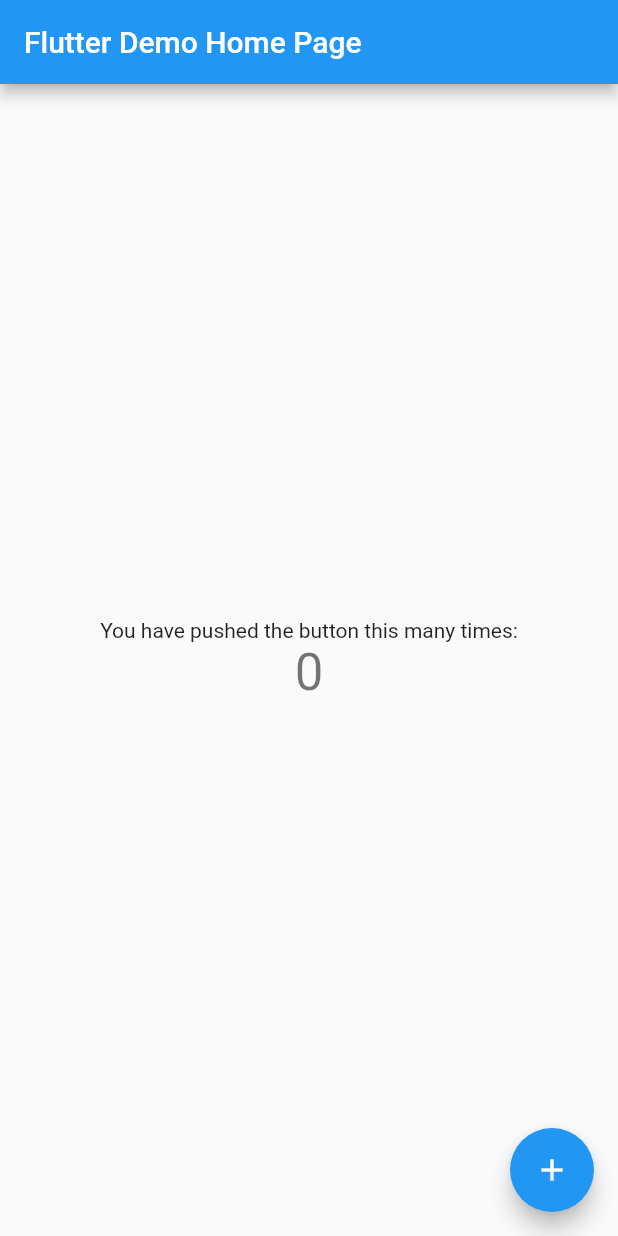
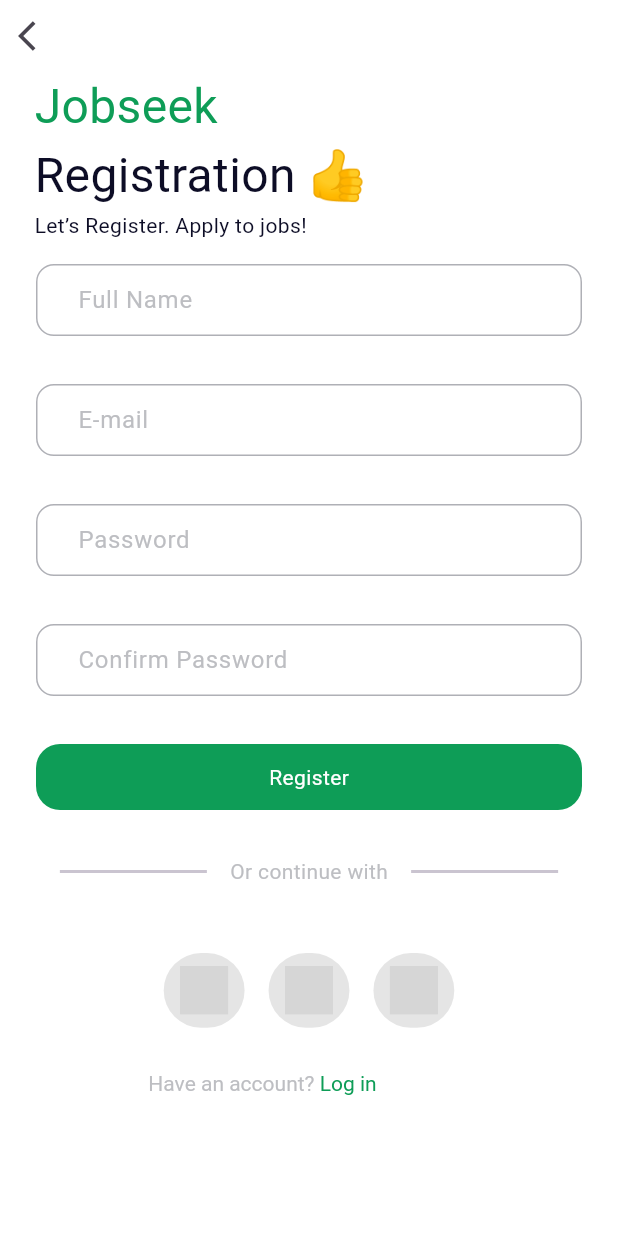
Before and after one commit to Oybekjon2090/OneWork, a Flutter app: the screen it shows after launch, on a phone screen of 412 x 824 dp. Run offline on Flutter 3.47's test engine with Material 2 defaults, Android fonts, the phone set to English and light mode, and no system bars; our stand-ins replace flutter_screenutil, icons_plus; grey boxes are pictures that could not be loaded.

Commit message:
login pages

```diff
--- /dev/null
+++ b/lib/Component/custom_textfromfiled.dart
@@ -0,0 +1,58 @@
+import 'package:flutter/material.dart';
+
+class CustomTextFrom extends StatelessWidget {
+
+  final String hintext;
+  final Widget? suffixicon;
+  final Icon? perfixicon;
+
+  final TextInputType keyboardType;
+
+  final String? label;
+
+  final ValueChanged<String>? onChange;
+
+  const CustomTextFrom(
+      {Key? key,
+
+      required this.hintext,
+      this.keyboardType = TextInputType.text,
+      this.suffixicon,
+      this.label,
+      this.onChange,
+      this.perfixicon})
+      : super(key: key);
+
+  @override
+  Widget build(BuildContext context) {
+    return TextFormField(
+      validator: (value) {
+        return '';
+      },
+
+      keyboardType: keyboardType,
+      decoration: InputDecoration(
+        label: Text('$label'),
+        labelStyle: TextStyle(color: Color(0xffBDBEC2)),
+        hintText: hintext,
+        contentPadding:
+            const EdgeInsets.only(left: 24, right: 80, top: 12, bottom: 12),
+        errorBorder: OutlineInputBorder(
+          borderSide: BorderSide(color: Colors.white, width: 0.0),
+        ),
+        focusedErrorBorder: new OutlineInputBorder(
+          borderSide: new BorderSide(color: Colors.blue, width: 0.0),
+        ),
+        border: const OutlineInputBorder(
+            borderSide: BorderSide(color: Color(0xffAFB0B6)),
+            borderRadius: BorderRadius.all(Radius.circular(12))),
+        enabledBorder: const OutlineInputBorder(
+            borderSide: BorderSide(color: Color(0xffAFB0B6)),
+            borderRadius: BorderRadius.all(Radius.circular(12))),
+        focusedBorder: const OutlineInputBorder(
+            borderSide: BorderSide(color: Color(0xffAFB0B6)),
+            borderRadius: BorderRadius.all(Radius.circular(12))),
+      ),
+    );
+  }
+}
--- /dev/null
+++ b/lib/Pages/login_pages/Register_1.dart
@@ -0,0 +1,194 @@
+import 'package:flutter/material.dart';
+import 'package:flutter_screenutil/flutter_screenutil.dart';
+import 'package:icons_plus/icons_plus.dart';
+import 'package:one_work/Pages/login_pages/login_page.dart';
+
+import '../../Component/custom_textfromfiled.dart';
+
+class RegisterPage extends StatefulWidget {
+  const RegisterPage({super.key});
+
+  @override
+  State<RegisterPage> createState() => _RegisterPageState();
+}
+
+class _RegisterPageState extends State<RegisterPage> {
+  TextEditingController textEditingController = TextEditingController();
+
+  @override
+  Widget build(BuildContext context) {
+    return Scaffold(
+      backgroundColor: Colors.white,
+      body: ListView(
+        children: [
+          Column(
+            mainAxisAlignment: MainAxisAlignment.start,
+            crossAxisAlignment: CrossAxisAlignment.start,
+            children: [
+              IconButton(
+                onPressed: () {},
+                icon: Icon(Icons.arrow_back_ios),
+              ),
+
+              Padding(
+                padding: const EdgeInsets.only(left: 23),
+                child: Text(
+                  'Jobseek',
+                  style: TextStyle(color: Color(0xff0E9D57), fontSize: 32),
+                ),
+              ),
+              Padding(
+                padding: const EdgeInsets.only(left: 23),
+                child: Text(
+                  'Registration 👍',
+                  style: TextStyle(color: Color(0xff0D0D26), fontSize: 32),
+                ),
+              ),
+              Padding(
+                padding: const EdgeInsets.only(left: 23),
+                child: Text(
+                  'Let’s Register. Apply to jobs!',
+                  style: TextStyle(color: Color(0xff0D0D26)),
+                ),
+              ),
+              // ignore: prefer_const_constructors
+              Padding(
+                padding:
+                    const EdgeInsets.symmetric(horizontal: 24, vertical: 16),
+                child: CustomTextFrom(
+                  hintext: '',
+                  label: 'Full Name',
+                ),
+              ),
+              Padding(
+                padding:
+                    const EdgeInsets.symmetric(horizontal: 24, vertical: 16),
+                child: CustomTextFrom(
+                  hintext: '',
+                  label: 'E-mail',
+                ),
+              ),
+              Padding(
+                padding:
+                    const EdgeInsets.symmetric(horizontal: 24, vertical: 16),
+                child: CustomTextFrom(
+                  hintext: '',
+                  label: 'Password',
+                ),
+              ),
+              Padding(
+                padding:
+                    const EdgeInsets.symmetric(horizontal: 24, vertical: 16),
+                child: CustomTextFrom(
+                  hintext: '',
+                  label: 'Confirm Password',
+                ),
+              ),
+              Padding(
+                padding:
+                    const EdgeInsets.symmetric(horizontal: 24, vertical: 16),
+                child: Container(
+                  padding: EdgeInsets.all(12),
+                  decoration: BoxDecoration(
+                      color: Color(0xff0E9D57),
+                      borderRadius: BorderRadius.circular(16)),
+                  child: Center(child: Text('Register',style: TextStyle(color: Colors.white),)),
+                ),
+              ),
+              Row(
+                mainAxisAlignment: MainAxisAlignment.center,
+                children: [
+                  SizedBox(
+                      width: 98,
+                      child: Divider(
+                        thickness: 2,
+                        height: 50,
+                      )),
+                  16.horizontalSpace,
+                  Text(
+                    'Or continue with',
+                    style: TextStyle(color: Color(0xffBDBEC2)),
+                  ),
+                  16.horizontalSpace,
+                  SizedBox(
+                      width: 98,
+                      child: Divider(
+                        thickness: 2,
+                        height: 50,
+                      )),
+                ],
+              ),
+              24.verticalSpace,
+
+              Row(
+                mainAxisAlignment: MainAxisAlignment.center,
+                children: [
+                  Padding(
+                    padding: const EdgeInsets.all(8.0),
+                    child: Container(
+                      width: 56.w,
+                      height: 56.h,
+                      decoration: BoxDecoration(
+                          color: Color(0xff000000).withOpacity(0.1),
+                          borderRadius: BorderRadius.circular(100)),
+                      child: Center(child: Logo(Logos.apple)),
+                    ),
+                  ),
+                  Padding(
+                    padding: const EdgeInsets.all(8.0),
+                    child: Container(
+                      width: 56.w,
+                      height: 56.h,
+                      decoration: BoxDecoration(
+                          color: Color(0xff000000).withOpacity(0.1),
+                          borderRadius: BorderRadius.circular(100)),
+                      child: Center(child: Logo(Logos.google)),
+                    ),
+                  ),
+                  Padding(
+                    padding: const EdgeInsets.all(8.0),
+                    child: Container(
+                      width: 56.w,
+                      height: 56.h,
+                      decoration: BoxDecoration(
+                          color: Color(0xff000000).withOpacity(0.1),
+                          borderRadius: BorderRadius.circular(100)),
+                      child: Center(child: Logo(Logos.facebook_logo)),
+                    ),
+                  ),
+                ],
+              ),
+              24.verticalSpace,
+              InkWell(
+                 onTap: () {
+                    Navigator.of(context)
+                        .push(MaterialPageRoute(builder: (_) => LoginPage()));
+                  },
+                child: SizedBox(
+                  width: 350,
+                  height: 20,
+                  child: Column(
+                    crossAxisAlignment: CrossAxisAlignment.center,
+                    children: [
+                      RichText(
+                        text: TextSpan(
+                          text: 'Have an account? ',
+                          style: TextStyle(color: Color(0xffBDBEC2)),
+                          children: const <TextSpan>[
+                            TextSpan(
+                                text: 'Log in',
+                                style: TextStyle(color: Color(0xff0E9D57))),
+                          ],
+                        ),
+                      ),
+                    ],
+                  ),
+                ),
+              )
+            ],
+          ),
+        ],
+      ),
+    );
+  }
+}
--- a/lib/main.dart
+++ b/lib/main.dart
@@ -1,4 +1,7 @@
 import 'package:flutter/material.dart';
+import 'package:flutter_screenutil/flutter_screenutil.dart';
+
+import 'Pages/login_pages/Register_1.dart';
 
 void main() {
   runApp(const MyApp());
@@ -10,106 +13,18 @@ class MyApp extends StatelessWidget {
   // This widget is the root of your application.
   @override
   Widget build(BuildContext context) {
-    return MaterialApp(
-      title: 'Flutter Demo',
-      theme: ThemeData(
-        // This is the theme of your application.
-        //
-        // Try running your application with "flutter run". You'll see the
-        // application has a blue toolbar. Then, without quitting the app, try
-        // changing the primarySwatch below to Colors.green and then invoke
-        // "hot reload" (press "r" in the console where you ran "flutter run",
-        // or simply save your changes to "hot reload" in a Flutter IDE).
-        // Notice that the counter didn't reset back to zero; the application
-        // is not restarted.
-        primarySwatch: Colors.blue,
-      ),
-      home: const MyHomePage(title: 'Flutter Demo Home Page'),
-    );
+    return ScreenUtilInit(
+        designSize: const Size(428, 926),
+        minTextAdapt: true,
+        splitScreenMode: true,
+        builder: (context, child) {
+          return MaterialApp(
+            debugShowCheckedModeBanner: false,
+            theme: ThemeData(
+              useMaterial3: true,
+            ),
+            home: const RegisterPage(),
+          );
+        });
   }
 }
-
-class MyHomePage extends StatefulWidget {
-  const MyHomePage({super.key, required this.title});
-
-  // This widget is the home page of your application. It is stateful, meaning
-  // that it has a State object (defined below) that contains fields that affect
-  // how it looks.
-
-  // This class is the configuration for the state. It holds the values (in this
-  // case the title) provided by the parent (in this case the App widget) and
-  // used by the build method of the State. Fields in a Widget subclass are
-  // always marked "final".
-
-  final String title;
-
-  @override
-  State<MyHomePage> createState() => _MyHomePageState();
-}
-
-class _MyHomePageState extends State<MyHomePage> {
-  int _counter = 0;
-
-  void _incrementCounter() {
-    setState(() {
-      // This call to setState tells the Flutter framework that something has
-      // changed in this State, which causes it to rerun the build method below
-      // so that the display can reflect the updated values. If we changed
-      // _counter without calling setState(), then the build method would not be
-      // called again, and so nothing would appear to happen.
-      _counter++;
-    });
-  }
-
-  @override
-  Widget build(BuildContext context) {
-    // This method is rerun every time setState is called, for instance as done
-    // by the _incrementCounter method above.
-    //
-    // The Flutter framework has been optimized to make rerunning build methods
-    // fast, so that you can just rebuild anything that needs updating rather
-    // than having to individually change instances of widgets.
-    return Scaffold(
-      appBar: AppBar(
-        // Here we take the value from the MyHomePage object that was created by
-        // the App.build method, and use it to set our appbar title.
-        title: Text(widget.title),
-      ),
-      body: Center(
-        // Center is a layout widget. It takes a single child and positions it
-        // in the middle of the parent.
-        child: Column(
-          // Column is also a layout widget. It takes a list of children and
-          // arranges them vertically. By default, it sizes itself to fit its
-          // children horizontally, and tries to be as tall as its parent.
-          //
-          // Invoke "debug painting" (press "p" in the console, choose the
-          // "Toggle Debug Paint" action from the Flutter Inspector in Android
-          // Studio, or the "Toggle Debug Paint" command in Visual Studio Code)
-          // to see the wireframe for each widget.
-          //
-          // Column has various properties to control how it sizes itself and
-          // how it positions its children. Here we use mainAxisAlignment to
-          // center the children vertically; the main axis here is the vertical
-          // axis because Columns are vertical (the cross axis would be
-          // horizontal).
-          mainAxisAlignment: MainAxisAlignment.center,
-          children: <Widget>[
-            const Text(
-              'You have pushed the button this many times:',
-            ),
-            Text(
-              '$_counter',
-              style: Theme.of(context).textTheme.headlineMedium,
-            ),
-          ],
-        ),
-      ),
-      floatingActionButton: FloatingActionButton(
-        onPressed: _incrementCounter,
-        tooltip: 'Increment',
-        child: const Icon(Icons.add),
-      ), // This trailing comma makes auto-formatting nicer for build methods.
-    );
-  }
-}
--- a/pubspec.yaml
+++ b/pubspec.yaml
@@ -36,6 +36,8 @@ dependencies:
   # The following adds the Cupertino Icons font to your application.
   # Use with the CupertinoIcons class for iOS style icons.
   cupertino_icons: ^1.0.2
+  flutter_screenutil: ^5.6.1
+  icons_plus: ^3.0.0
 
 dev_dependencies:
   flutter_test:
```
Also changed, not shown: lib/Pages/login_pages/forget_password.dart (added, +82 -0 lines), lib/Pages/login_pages/login_page.dart (added, +191 -0 lines), pubspec.lock, 62 other files.
